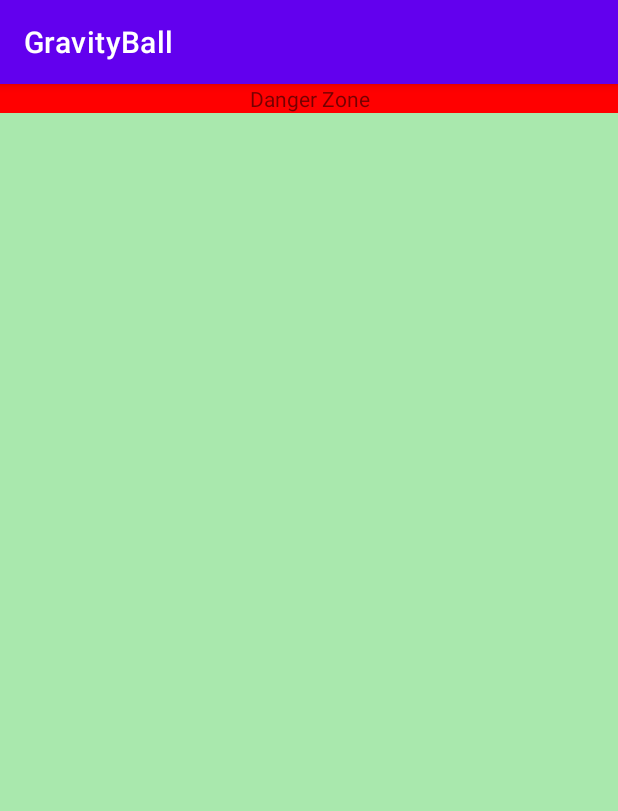
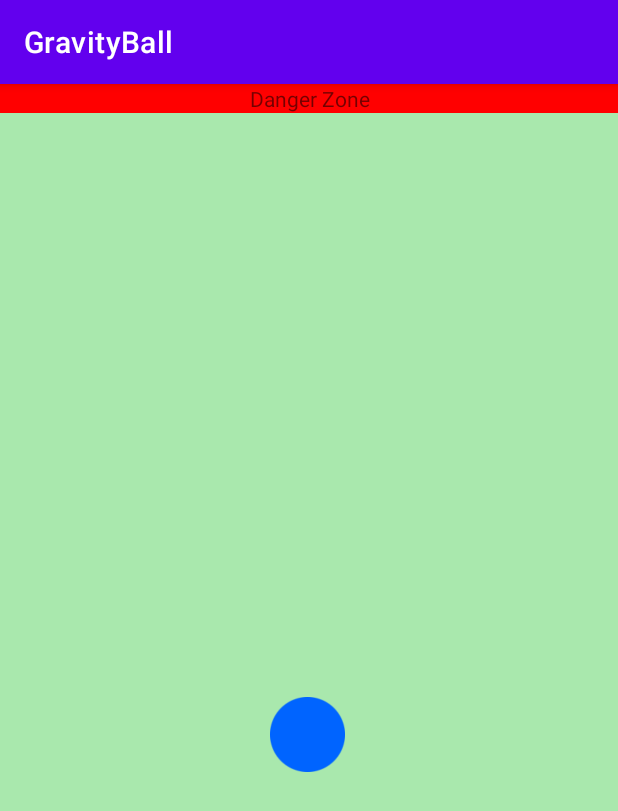
Before and after one commit to DPJProgramming/GravityBall, an Android app: the GamePlayFragment screen opened through its navigation route, on a phone screen of 412 x 824 dp. Shown: the top 811 px of the screen. Run offline under Robolectric (Android 15) with nearby library versions, the phone set to English and light mode, and no system bars.

```diff
--- a/app/src/main/java/com/example/gravityball/GamePlayFragment.kt
+++ b/app/src/main/java/com/example/gravityball/GamePlayFragment.kt
@@ -2,10 +2,13 @@ package com.example.gravityball
 
 import android.animation.Animator
 import android.animation.AnimatorListenerAdapter
+import android.annotation.SuppressLint
 import android.os.Bundle
 import android.os.Handler
 import android.os.Looper
+import android.util.Log
 import android.view.LayoutInflater
+import android.view.MotionEvent
 import android.view.View
 import android.view.ViewGroup
 import android.view.animation.AccelerateInterpolator
@@ -32,47 +35,42 @@ class GamePlayFragment : Fragment() {
         savedInstanceState: Bundle?
     ): View? {
         val view = inflater.inflate(R.layout.fragment_game_play, container, false)
+        val screen: ConstraintLayout = view.findViewById<ConstraintLayout>(R.id.display)
+
+        screen.setOnTouchListener(object: View.OnTouchListener{
+            @SuppressLint("ClickableViewAccessibility")
+            override fun onTouch(view: View, move: MotionEvent):Boolean{
+
+                var eventType: Int = move.getActionMasked()
+
+                when(eventType){
+                    MotionEvent.ACTION_DOWN -> {
+                    Log.i("poop", "touck down is working")
+                    }
+                    MotionEvent.ACTION_UP -> {
+                    Log.i("poop", "touck up is working")
+                    }
+                    MotionEvent.ACTION_MOVE -> {
+                    Log.i("poop", "touck move is working")
+                    }
+                }
+                return true;
+            }
+        })
 
         // Initialize platform ImageView
         var platform = view.findViewById<ImageView>(R.id.platform)
 
+
+
         animate(platform)
 
-//                //set platform to imageView and initial position
-//                val platform = view.findViewById<ImageView>(R.id.platForm)
-//                platform.y = -40f
-//
-//                //set which drawable the platform is
-//                val random = (0 until platformList.size).random()
-//                platform.setImageResource(platformList[random])
-//
-//                //gets the starting postion of the platform
-//               val start = (platform.height.toFloat() + (view?.height?.toFloat() ?: 0f))
-//
-//
-//                //set the height of platform so they are all the same height
-//                platform.setMaxHeight(20)
-//
-//                //move the platform
-//                platform.animate().translationYBy(-2100f).duration = 3500
-//
-//                //remove platform from view
-//
-//                platform.setTranslationY(0f);
-//
-//                handler.postDelayed(this, 4000)
-//
         return view
     }
 
     private fun animate(platform: ImageView){
         //make an array of directions to use later
         val position = arrayOf<String>("")
-
-        //get view constraints to change position of platforms
-//        val gamePlayScreen: ConstraintLayout = requireView().findViewById(R.id.gamePlayFragment)
-//        val constraintSet = ConstraintSet()
-//        constraintSet.clone(gamePlayScreen)
 
         //set platform to random platform in list
         val random = Random.nextInt(0, platformList.size)
@@ -85,12 +83,6 @@ class GamePlayFragment : Fragment() {
         val start = (platform.height.toFloat() + (view?.height?.toFloat() ?: 0f))
         val end = -2100f
         var speed: Long = 2000
-//        constraintSet.connect(
-//            platform.id,
-//            ConstraintSet.LEFT,
-//            ConstraintSet.PARENT_ID,
-//            ConstraintSet.LEFT,
-//        )
 
         //move the platform
         val animation = platform.animate().translationYBy(end).setDuration(speed)
--- a/app/src/main/res/layout/fragment_game_play.xml
+++ b/app/src/main/res/layout/fragment_game_play.xml
@@ -6,7 +6,8 @@
     android:layout_height="match_parent"
     android:background="#a9e8ad"
     android:layout_marginBottom="-50dp"
-    tools:context=".GamePlayFragment">
+    tools:context=".GamePlayFragment"
+    android:id="@+id/display">
 
     <ImageView
         android:id="@+id/platform"
@@ -31,4 +32,15 @@
         app:layout_constraintStart_toStartOf="parent"
         app:layout_constraintTop_toTopOf="parent" />
 
+    <ImageView
+        android:id="@+id/ball"
+        android:layout_width="50dp"
+        android:layout_height="50dp"
+        android:layout_marginBottom="352dp"
+        android:src="@drawable/ball"
+        app:layout_constraintBottom_toBottomOf="@+id/platform"
+        app:layout_constraintEnd_toEndOf="parent"
+        app:layout_constraintHorizontal_bias="0.498"
+        app:layout_constraintStart_toStartOf="parent" />
+
 </androidx.constraintlayout.widget.ConstraintLayout>
```
